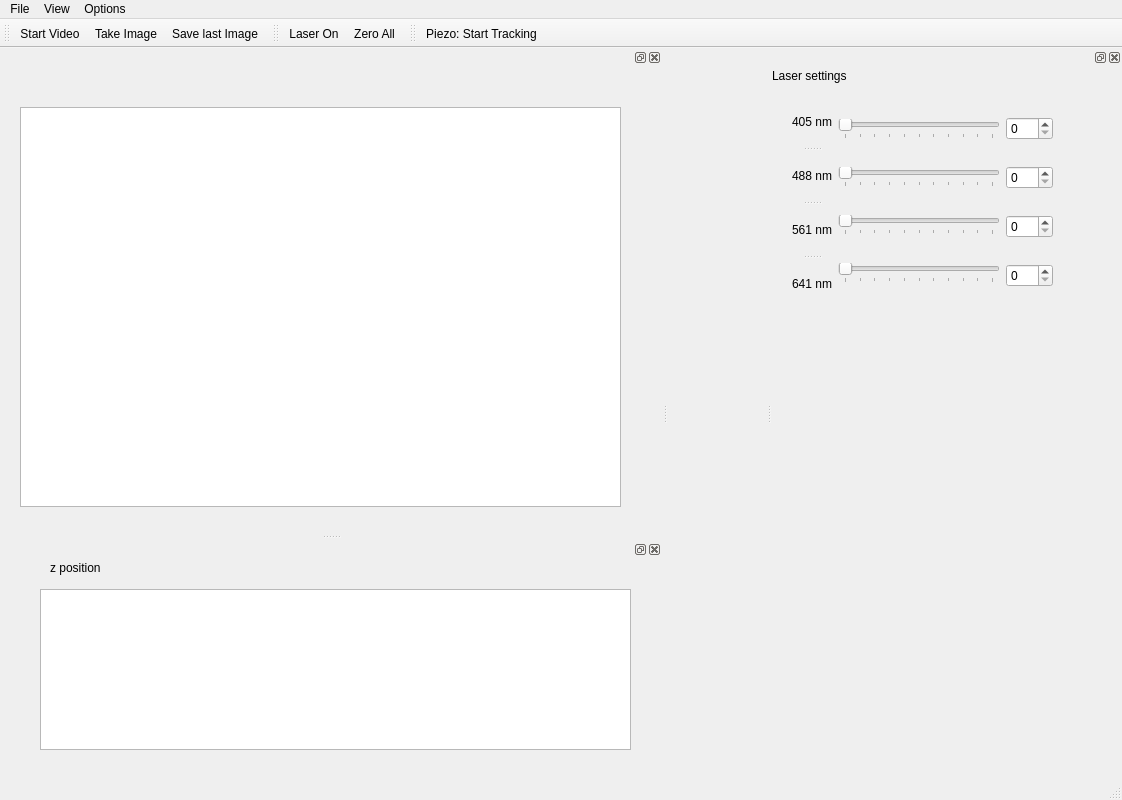
fbarho/qudi-cbs, file gui/fluorescence_microscopy/ui_basic.ui: the form before one commit.
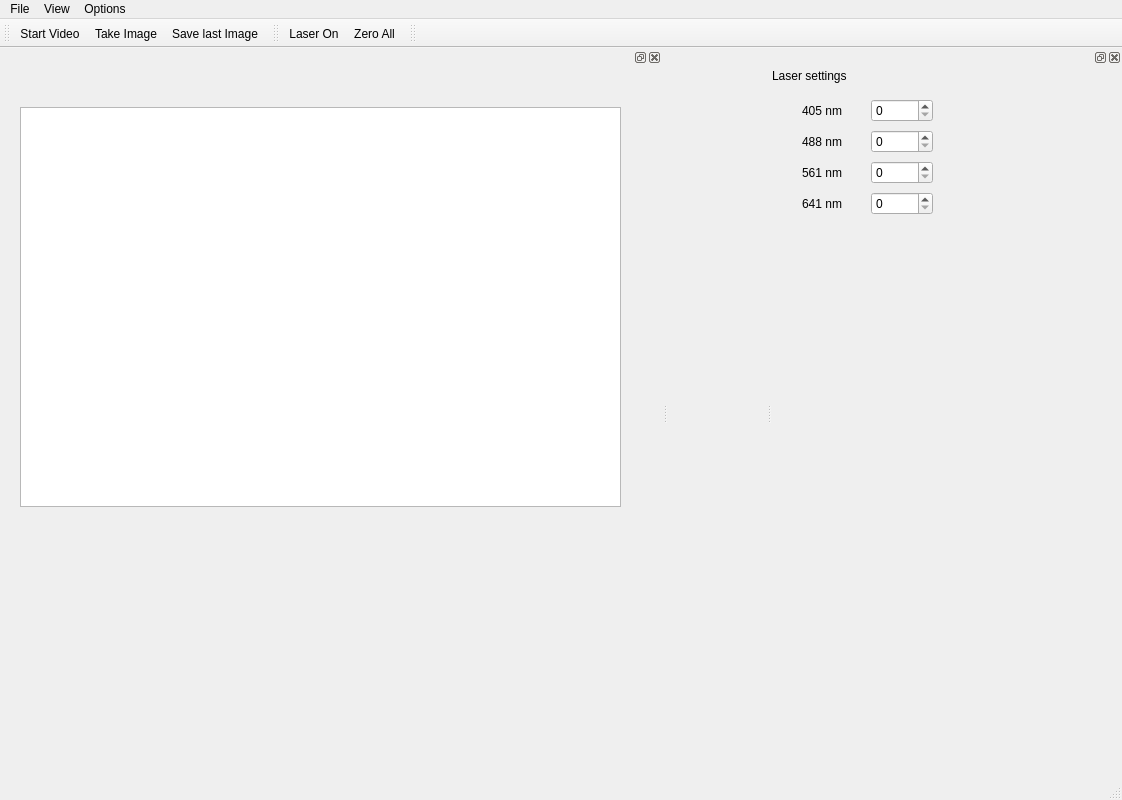
The form after the commit. Custom widgets are drawn as their Qt base class.

Commit message:
Simplified basic GUI
removed z position tracking and all related features. removed sliders
for laser settigns

Patch:
```diff
--- a/gui/fluorescence_microscopy/ui_basic.ui
+++ b/gui/fluorescence_microscopy/ui_basic.ui
@@ -97,142 +97,71 @@
       <string>Laser settings</string>
      </property>
     </widget>
-    <widget class="QWidget" name="layoutWidget">
+    <widget class="QWidget" name="">
      <property name="geometry">
       <rect>
-       <x>20</x>
+       <x>30</x>
        <y>30</y>
-       <width>261</width>
-       <height>212</height>
+       <width>131</width>
+       <height>124</height>
       </rect>
      </property>
-     <layout class="QHBoxLayout" name="horizontalLayout">
-      <item>
-       <widget class="QSplitter" name="splitter">
-        <property name="orientation">
-         <enum>Qt::Vertical</enum>
+     <layout class="QGridLayout" name="gridLayout">
+      <item row="0" column="0">
+       <widget class="QLabel" name="laser1_Label">
+        <property name="text">
+         <string>405 nm</string>
         </property>
-        <widget class="QLabel" name="laser1_Label">
-         <property name="text">
-          <string>405 nm</string>
-         </property>
-        </widget>
-        <widget class="QLabel" name="laser2_Label">
-         <property name="text">
-          <string>488 nm</string>
-         </property>
-        </widget>
-        <widget class="QLabel" name="laser3_Label">
-         <property name="text">
-          <string>561 nm</string>
-         </property>
-        </widget>
-        <widget class="QLabel" name="laser4_Label">
-         <property name="text">
-          <string>641 nm</string>
-         </property>
-        </widget>
        </widget>
       </item>
-      <item>
-       <layout class="QVBoxLayout" name="verticalLayout">
-        <item>
-         <widget class="QSlider" name="laser1_HorizontalSlider">
-          <property name="maximum">
-           <number>100</number>
-          </property>
-          <property name="orientation">
-           <enum>Qt::Horizontal</enum>
-          </property>
-          <property name="tickPosition">
-           <enum>QSlider::TicksBelow</enum>
-          </property>
-          <property name="tickInterval">
-           <number>10</number>
-          </property>
-         </widget>
-        </item>
-        <item>
-         <widget class="QSlider" name="laser2_HorizontalSlider">
-          <property name="maximum">
-           <number>100</number>
-          </property>
-          <property name="orientation">
-           <enum>Qt::Horizontal</enum>
-          </property>
-          <property name="tickPosition">
-           <enum>QSlider::TicksBelow</enum>
-          </property>
-          <property name="tickInterval">
-           <number>10</number>
-          </property>
-         </widget>
-        </item>
-        <item>
-         <widget class="QSlider" name="laser3_HorizontalSlider">
-          <property name="maximum">
-           <number>100</number>
-          </property>
-          <property name="orientation">
-           <enum>Qt::Horizontal</enum>
-          </property>
-          <property name="tickPosition">
-           <enum>QSlider::TicksBelow</enum>
-          </property>
-          <property name="tickInterval">
-           <number>10</number>
-          </property>
-         </widget>
-        </item>
-        <item>
-         <widget class="QSlider" name="laser4_HorizontalSlider">
-          <property name="maximum">
-           <number>100</number>
-          </property>
-          <property name="orientation">
-           <enum>Qt::Horizontal</enum>
-          </property>
-          <property name="tickPosition">
-           <enum>QSlider::TicksBelow</enum>
-          </property>
-          <property name="tickInterval">
-           <number>10</number>
-          </property>
-         </widget>
-        </item>
-       </layout>
+      <item row="0" column="1">
+       <widget class="QSpinBox" name="laser1_control_SpinBox">
+        <property name="maximum">
+         <number>100</number>
+        </property>
+       </widget>
       </item>
-      <item>
-       <layout class="QVBoxLayout" name="verticalLayout_2">
-        <item>
-         <widget class="QSpinBox" name="laser1_control_SpinBox">
-          <property name="maximum">
-           <number>100</number>
-          </property>
-         </widget>
-        </item>
-        <item>
-         <widget class="QSpinBox" name="laser2_control_SpinBox">
-          <property name="maximum">
-           <number>100</number>
-          </property>
-         </widget>
-        </item>
-        <item>
-         <widget class="QSpinBox" name="laser3_control_SpinBox">
-          <property name="maximum">
-           <number>100</number>
-          </property>
-         </widget>
-        </item>
-        <item>
-         <widget class="QSpinBox" name="laser4_control_SpinBox">
-          <property name="maximum">
-           <number>100</number>
-          </property>
-         </widget>
-        </item>
-       </layout>
+      <item row="1" column="0">
+       <widget class="QLabel" name="laser2_Label">
+        <property name="text">
+         <string>488 nm</string>
+        </property>
+       </widget>
+      </item>
+      <item row="1" column="1">
+       <widget class="QSpinBox" name="laser2_control_SpinBox">
+        <property name="maximum">
+         <number>100</number>
+        </property>
+       </widget>
+      </item>
+      <item row="2" column="0">
+       <widget class="QLabel" name="laser3_Label">
+        <property name="text">
+         <string>561 nm</string>
+        </property>
+       </widget>
+      </item>
+      <item row="2" column="1">
+       <widget class="QSpinBox" name="laser3_control_SpinBox">
+        <property name="maximum">
+         <number>100</number>
+        </property>
+       </widget>
+      </item>
+      <item row="3" column="0">
+       <widget class="QLabel" name="laser4_Label">
+        <property name="text">
+         <string>641 nm</string>
+        </property>
+       </widget>
+      </item>
+      <item row="3" column="1">
+       <widget class="QSpinBox" name="laser4_control_SpinBox">
+        <property name="maximum">
+         <number>100</number>
+        </property>
+       </widget>
       </item>
      </layout>
     </widget>
@@ -280,42 +209,6 @@
     </widget>
    </widget>
   </widget>
-  <widget class="QDockWidget" name="focus_DockWidget">
-   <attribute name="dockWidgetArea">
-    <number>1</number>
-   </attribute>
-   <widget class="QWidget" name="dockWidgetContents_3">
-    <property name="minimumSize">
-     <size>
-      <width>500</width>
-      <height>200</height>
-     </size>
-    </property>
-    <widget class="QLabel" name="label">
-     <property name="geometry">
-      <rect>
-       <x>50</x>
-       <y>0</y>
-       <width>91</width>
-       <height>17</height>
-      </rect>
-     </property>
-     <property name="text">
-      <string>z position</string>
-     </property>
-    </widget>
-    <widget class="PlotWidget" name="piezo_PlotWidget">
-     <property name="geometry">
-      <rect>
-       <x>40</x>
-       <y>30</y>
-       <width>591</width>
-       <height>161</height>
-      </rect>
-     </property>
-    </widget>
-   </widget>
-  </widget>
   <widget class="QToolBar" name="toolBar_3">
    <property name="windowTitle">
     <string>toolBar_3</string>
@@ -326,7 +219,6 @@
    <attribute name="toolBarBreak">
     <bool>false</bool>
    </attribute>
-   <addaction name="z_track_Action"/>
   </widget>
   <action name="save_image_MenuAction">
    <property name="text">
@@ -385,14 +277,6 @@
     <string>Reset laser settings</string>
    </property>
   </action>
-  <action name="z_track_Action">
-   <property name="checkable">
-    <bool>true</bool>
-   </property>
-   <property name="text">
-    <string>Piezo: Start Tracking</string>
-   </property>
-  </action>
   <action name="camera_settings_Action">
    <property name="text">
     <string>Camera settings</string>
@@ -405,11 +289,6 @@
   </action>
  </widget>
  <customwidgets>
-  <customwidget>
-   <class>PlotWidget</class>
-   <extends>QGraphicsView</extends>
-   <header>pyqtgraph</header>
-  </customwidget>
   <customwidget>
    <class>ImageView</class>
    <extends>QGraphicsView</extends>
```
Left out of the diff: 1 changed line with no effect on the pictures. The commit also changes 3 other files.
